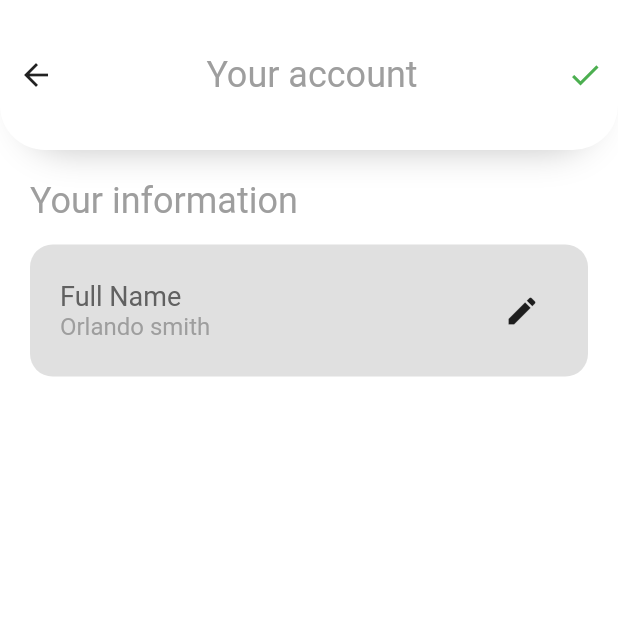
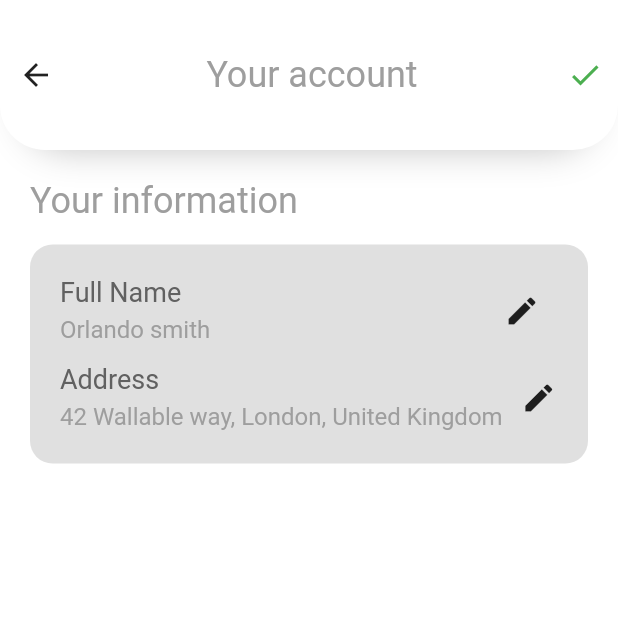
Before and after one commit to codingbbq/flutter_fresh_food, a Flutter app: the Accounts screen opened by its route, on a phone screen of 412 x 824 dp, the top half of it. Run offline on Flutter 3.47's test engine with Material 2 defaults, Android fonts, the phone set to English and light mode, and no system bars.

Commit message:
Acounts page

```diff
--- /dev/null
+++ b/lib/pages/settings/accounts/accounts_utils/accounts_your_info.dart
@@ -0,0 +1,95 @@
+import 'package:flutter/material.dart';
+
+class AccountsYourInfo extends StatelessWidget {
+  @override
+  Widget build(BuildContext context) {
+    return Column(
+      crossAxisAlignment: CrossAxisAlignment.start,
+      children: [
+        Text(
+          "Your information",
+          style: TextStyle(
+            color: Colors.grey,
+            fontSize: 24.0,
+          ),
+        ),
+        SizedBox(height: 15.0),
+        Container(
+          padding: EdgeInsets.all(20.0),
+          decoration: BoxDecoration(
+            color: Colors.grey[300],
+            borderRadius: BorderRadius.circular(15.0),
+          ),
+          child: Column(
+            children: [
+              Row(
+                mainAxisAlignment: MainAxisAlignment.spaceBetween,
+                children: [
+                  Column(
+                    crossAxisAlignment: CrossAxisAlignment.start,
+                    children: [
+                      Text(
+                        "Full Name",
+                        style: TextStyle(
+                          fontSize: 18.0,
+                          color: Colors.grey[700],
+                        ),
+                      ),
+                      SizedBox(
+                        height: 5.0,
+                      ),
+                      Text(
+                        "Orlando smith",
+                        style: TextStyle(
+                          fontSize: 16.0,
+                          color: Colors.grey[500],
+                        ),
+                      ),
+                    ],
+                  ),
+                  IconButton(
+                    icon: Icon(Icons.edit),
+                    onPressed: () {},
+                  ),
+                ],
+              ),
+              SizedBox(height: 10.0),
+              Row(
+                mainAxisAlignment: MainAxisAlignment.spaceBetween,
+                children: [
+                  Column(
+                    crossAxisAlignment: CrossAxisAlignment.start,
+                    children: [
+                      Text(
+                        "Address",
+                        style: TextStyle(
+                          fontSize: 18.0,
+                          color: Colors.grey[700],
+                        ),
+                      ),
+                      SizedBox(
+                        height: 5.0,
+                      ),
+                      Text(
+                        "42 Wallable way, London, United Kingdom",
+                        overflow: TextOverflow.ellipsis,
+                        style: TextStyle(
+                          fontSize: 16.0,
+                          color: Colors.grey[500],
+                        ),
+                      ),
+                    ],
+                  ),
+                  IconButton(
+                    icon: Icon(Icons.edit),
+                    onPressed: () {},
+                  ),
+                ],
+              )
+            ],
+          ),
+        )
+      ],
+    );
+  }
+}
--- a/lib/pages/settings/accounts/page_accounts.dart
+++ b/lib/pages/settings/accounts/page_accounts.dart
@@ -1,4 +1,5 @@
 import 'package:flutter/material.dart';
+import 'package:flutter_fresh_food/pages/settings/accounts/accounts_utils/accounts_your_info.dart';
 import 'package:flutter_fresh_food/utils/custom_box_decoration.dart';
 
 class Accounts extends StatelessWidget {
@@ -47,58 +48,10 @@ class Accounts extends StatelessWidget {
                 horizontal: 20.0,
               ),
               child: Column(
-              crossAxisAlignment: CrossAxisAlignment.start,
                 children: [
-                Text(
-                  "Your information",
-                  style: TextStyle(
-                    color: Colors.grey,
-                    fontSize: 24.0,
-                  ),
-                ),
-                SizedBox(height: 15.0),
-                Container(
-                  padding: EdgeInsets.all(20.0),
-                  decoration: BoxDecoration(
-                    color: Colors.grey[300],
-                    borderRadius: BorderRadius.circular(15.0),
-                  ),
-                  child: Column(
-                    children: [
-                      Row(
-                        mainAxisAlignment: MainAxisAlignment.spaceBetween,
-                        children: [
-                          Column(
-                            crossAxisAlignment: CrossAxisAlignment.start,
-                            children: [
-                              Text(
-                                "Full Name",
-                                style: TextStyle(
-                                  fontSize: 18.0,
-                                  color: Colors.grey[700],
-                                ),
-                              ),
-                              Text(
-                                "Orlando smith",
-                                style: TextStyle(
-                                  fontSize: 16.0,
-                                  color: Colors.grey[500],
-                                ),
-                              ),
+                  AccountsYourInfo(),
                 ],
-                          ),
-                          IconButton(
-                            icon: Icon(Icons.edit),
-                            onPressed: () {},
-                          ),
-                        ],
-                      )
-                    ],
-                  ),
-                )
-              ],
-            ),
-          )
+              ))
         ],
       ),
     );
```
Lines whose indentation alone changed are shown as unchanged.
